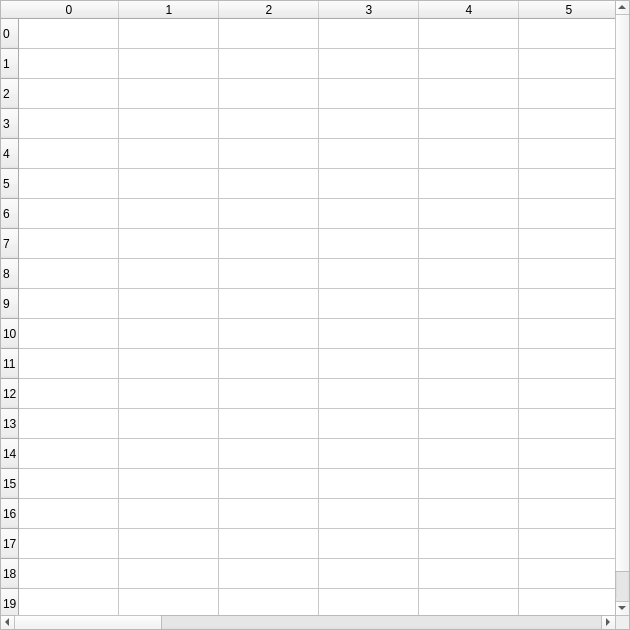
Before: the Qt Designer form ClickomaniaGUI/mainwindow.ui in cristian64/xxccvv, drawn with Qt 5.
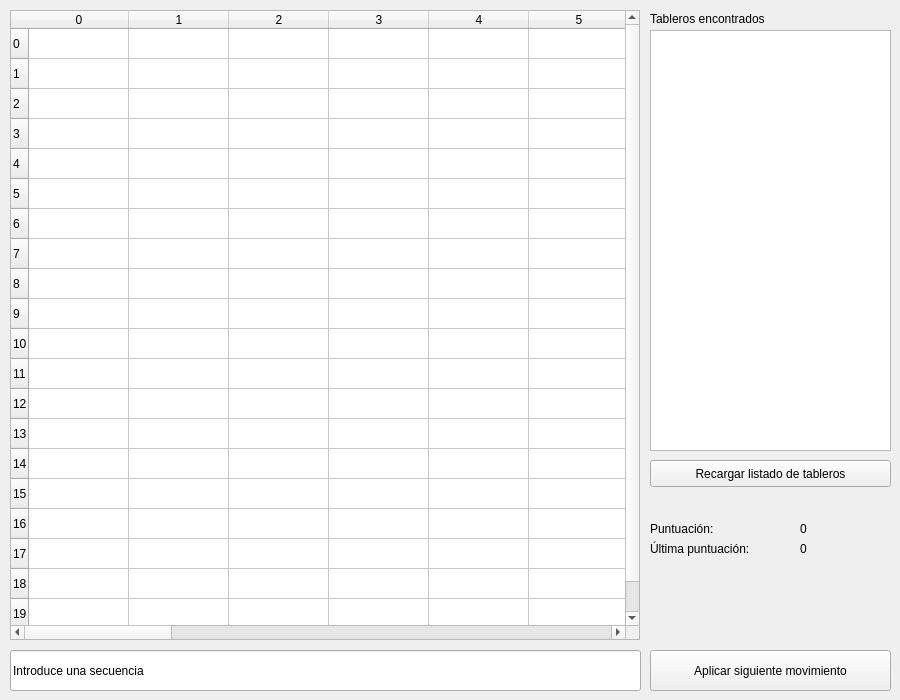
After: the same form once the commit is applied.

Commit message: Añadida nueva funcionalidad a la GUI: cargar tableros con dobleclic, resaltar grupos de fichas y visualizacion de puntuacion

Diff of the .ui file:
```diff
--- a/ClickomaniaGUI/mainwindow.ui
+++ b/ClickomaniaGUI/mainwindow.ui
@@ -6,20 +6,20 @@
    <rect>
     <x>0</x>
     <y>0</y>
-    <width>630</width>
-    <height>630</height>
+    <width>900</width>
+    <height>700</height>
    </rect>
   </property>
   <property name="minimumSize">
    <size>
-    <width>630</width>
-    <height>630</height>
+    <width>900</width>
+    <height>700</height>
    </size>
   </property>
   <property name="maximumSize">
    <size>
-    <width>630</width>
-    <height>630</height>
+    <width>900</width>
+    <height>700</height>
    </size>
   </property>
   <property name="windowTitle">
@@ -29,8 +29,8 @@
    <widget class="QTableWidget" name="tableWidget">
     <property name="geometry">
      <rect>
-      <x>0</x>
-      <y>0</y>
+      <x>10</x>
+      <y>10</y>
       <width>630</width>
       <height>630</height>
      </rect>
@@ -239,6 +239,120 @@
      </property>
     </column>
    </widget>
+   <widget class="QLabel" name="label">
+    <property name="geometry">
+     <rect>
+      <x>650</x>
+      <y>10</y>
+      <width>151</width>
+      <height>17</height>
+     </rect>
+    </property>
+    <property name="text">
+     <string>Tableros encontrados</string>
+    </property>
+   </widget>
+   <widget class="QPushButton" name="pushButton">
+    <property name="geometry">
+     <rect>
+      <x>650</x>
+      <y>460</y>
+      <width>241</width>
+      <height>27</height>
+     </rect>
+    </property>
+    <property name="text">
+     <string>Recargar listado de tableros</string>
+    </property>
+   </widget>
+   <widget class="QLabel" name="label_2">
+    <property name="geometry">
+     <rect>
+      <x>650</x>
+      <y>520</y>
+      <width>151</width>
+      <height>17</height>
+     </rect>
+    </property>
+    <property name="text">
+     <string>Puntuación:</string>
+    </property>
+   </widget>
+   <widget class="QLabel" name="label_3">
+    <property name="geometry">
+     <rect>
+      <x>650</x>
+      <y>540</y>
+      <width>151</width>
+      <height>17</height>
+     </rect>
+    </property>
+    <property name="text">
+     <string>Última puntuación:</string>
+    </property>
+   </widget>
+   <widget class="QLabel" name="label_4">
+    <property name="geometry">
+     <rect>
+      <x>800</x>
+      <y>520</y>
+      <width>62</width>
+      <height>17</height>
+     </rect>
+    </property>
+    <property name="text">
+     <string>0</string>
+    </property>
+   </widget>
+   <widget class="QLabel" name="label_5">
+    <property name="geometry">
+     <rect>
+      <x>800</x>
+      <y>540</y>
+      <width>62</width>
+      <height>17</height>
+     </rect>
+    </property>
+    <property name="text">
+     <string>0</string>
+    </property>
+   </widget>
+   <widget class="QLineEdit" name="lineEdit">
+    <property name="geometry">
+     <rect>
+      <x>10</x>
+      <y>650</y>
+      <width>631</width>
+      <height>41</height>
+     </rect>
+    </property>
+    <property name="text">
+     <string>Introduce una secuencia</string>
+    </property>
+   </widget>
+   <widget class="QPushButton" name="pushButton_2">
+    <property name="geometry">
+     <rect>
+      <x>650</x>
+      <y>650</y>
+      <width>241</width>
+      <height>41</height>
+     </rect>
+    </property>
+    <property name="text">
+     <string>Aplicar siguiente movimiento</string>
+    </property>
+   </widget>
+   <widget class="QListWidget" name="listWidget">
+    <property name="geometry">
+     <rect>
+      <x>650</x>
+      <y>30</y>
+      <width>241</width>
+      <height>421</height>
+     </rect>
+    </property>
+   </widget>
   </widget>
  </widget>
  <layoutdefault spacing="6" margin="11"/>
```
Left out of the diff: 3 changed lines with no effect on the pictures. The commit also changes 5 other files.
